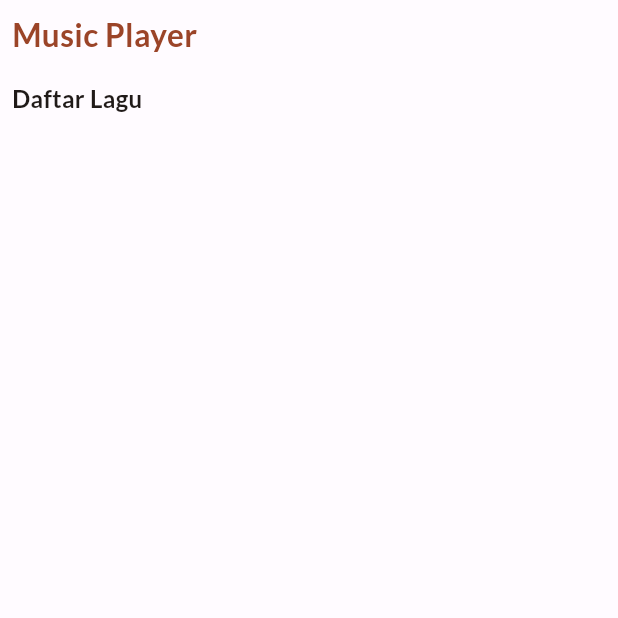
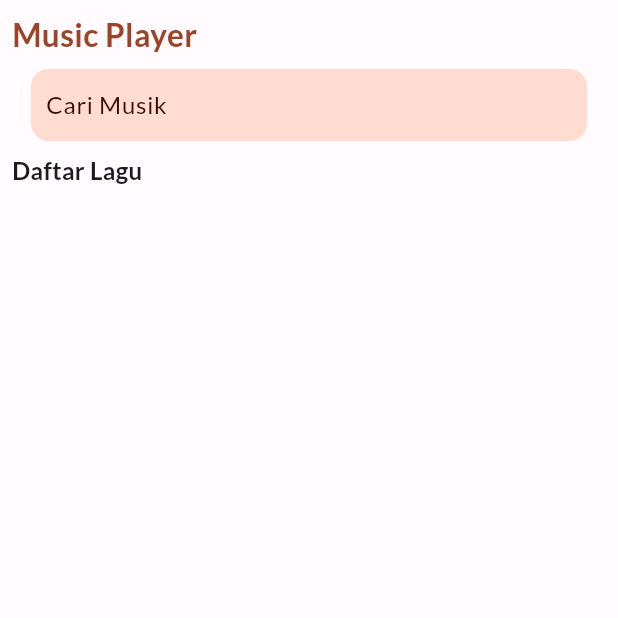
Before and after one commit to padukadafa/music_player, a Flutter app: the screen it shows after launch, on a phone screen of 412 x 824 dp, the top half of it. Run offline on Flutter 3.47's test engine with Material 2 defaults, Android fonts, the phone set to English and light mode, and no system bars; our stand-ins replace assets_audio_player, font_awesome_flutter, get, google_fonts, on_audio_query; missing offline and left inert: flutter_storage_path.

Commit message:
adding search

```diff
--- a/lib/app/controllers/music_controller.dart
+++ b/lib/app/controllers/music_controller.dart
@@ -12,6 +12,7 @@ class MusicController extends GetxController {
   final OnAudioQuery _audioQuery = OnAudioQuery();
   final assetsAudioPlayer = AssetsAudioPlayer();
   final count = 0.obs;
+  Rx<List<SongModel>> songList = Rx([]);
   String? currentSongUri;
   @override
   void onInit() {
@@ -43,6 +44,8 @@ class MusicController extends GetxController {
       List<SongModel> songs =
           await _audioQuery.querySongs(uriType: UriType.EXTERNAL);
       print(songs.length);
+      songList.value = songs;
+      update();
       return songs;
     } on PlatformException {
       return [];
--- a/lib/app/modules/home/controllers/home_controller.dart
+++ b/lib/app/modules/home/controllers/home_controller.dart
@@ -1,11 +1,16 @@
+import 'package:flutter/cupertino.dart';
 import 'package:get/get.dart';
 import 'package:music_player/app/controllers/music_controller.dart';
+import 'package:on_audio_query/on_audio_query.dart';
 
 class HomeController extends GetxController {
   //TODO: Implement HomeController
 
   final count = 0.obs;
   final musicController = Get.find<MusicController>();
+  final searchController = TextEditingController();
+  final searchFocus = FocusNode();
+  final searchText = "".obs;
   @override
   void onInit() {
     super.onInit();
@@ -26,5 +31,13 @@ class HomeController extends GetxController {
     return "${duration ~/ 60000}:${((duration / 60000 - (duration ~/ 60000)) * 60).ceil()}";
   }
 
+  List<SongModel> get songList {
+    return musicController.songList.value
+        .where((element) => element.title
+            .toLowerCase()
+            .contains(searchText.value.toLowerCase()))
+        .toList();
+  }
+
   void increment() => count.value++;
 }
--- a/lib/app/modules/home/views/home_view.dart
+++ b/lib/app/modules/home/views/home_view.dart
@@ -4,6 +4,7 @@ import 'package:get/get.dart';
 import 'package:google_fonts/google_fonts.dart';
 import 'package:music_player/app/helpers/colors/color_schemes.dart';
 import 'package:music_player/app/modules/home/views/playlist_container_view.dart';
+import 'package:music_player/app/modules/home/views/search_view.dart';
 import 'package:music_player/app/modules/home/views/song_list_view.dart';
 import 'package:music_player/app/modules/home/views/title_view.dart';
 
@@ -15,6 +16,10 @@ class HomeView extends GetView<HomeController> {
   @override
   Widget build(BuildContext context) {
     return SafeArea(
+      child: GestureDetector(
+        onTap: () {
+          controller.searchFocus.unfocus();
+        },
         child: Scaffold(
             backgroundColor: colorScheme(context).background,
             body: Center(
@@ -34,6 +39,7 @@ class HomeView extends GetView<HomeController> {
                 //   ),
                 // ),
                 // PlaylistContainerView(),
+                SearchView(),
                 Container(
                   margin: const EdgeInsets.all(8),
                   alignment: Alignment.centerLeft,
@@ -50,6 +56,7 @@ class HomeView extends GetView<HomeController> {
                 CurrentPlayingView(),
               ],
             ))),
+      ),
     );
   }
 }
--- a/lib/app/modules/home/views/search_view.dart
+++ b/lib/app/modules/home/views/search_view.dart
@@ -1,22 +1,34 @@
 import 'package:flutter/material.dart';
 
 import 'package:get/get.dart';
+import 'package:google_fonts/google_fonts.dart';
+import 'package:music_player/app/helpers/colors/color_schemes.dart';
 import 'package:music_player/app/modules/home/controllers/home_controller.dart';
 
 class SearchView extends GetView<HomeController> {
   const SearchView({Key? key}) : super(key: key);
   @override
   Widget build(BuildContext context) {
-    return Scaffold(
-      appBar: AppBar(
-        title: const Text('SearchView'),
-        centerTitle: true,
+    return Container(
+      width: Get.width * 0.9,
+      decoration: BoxDecoration(
+        color: colorScheme(context).primaryContainer,
+        borderRadius: BorderRadius.circular(12),
+        // border: Border.all()
       ),
-      body: const Center(
-        child: Text(
-          'SearchView is working',
-          style: TextStyle(fontSize: 20),
-        ),
+      child: TextField(
+        controller: controller.searchController,
+        focusNode: controller.searchFocus,
+        decoration: InputDecoration(
+            border: InputBorder.none,
+            contentPadding: EdgeInsets.only(left: 10),
+            hintText: "Cari Musik",
+            hintStyle: GoogleFonts.lato(
+              color: colorScheme(context).onPrimaryContainer,
+            )),
+        onChanged: (val) {
+          controller.searchText.value = val;
+        },
       ),
     );
   }
```
Also changed, not shown: lib/app/modules/home/views/song_list_view.dart (+15 -11 lines). Lines whose indentation alone changed are shown as unchanged.
